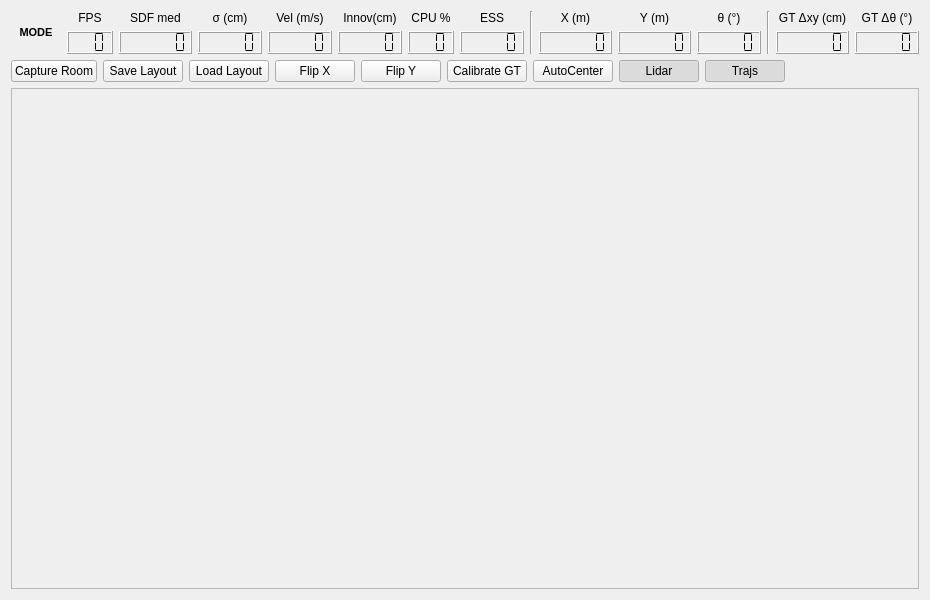
Qt form ainf_slamo/src/mainUI.ui (pbustos/beta-robotica-class) before a commit.
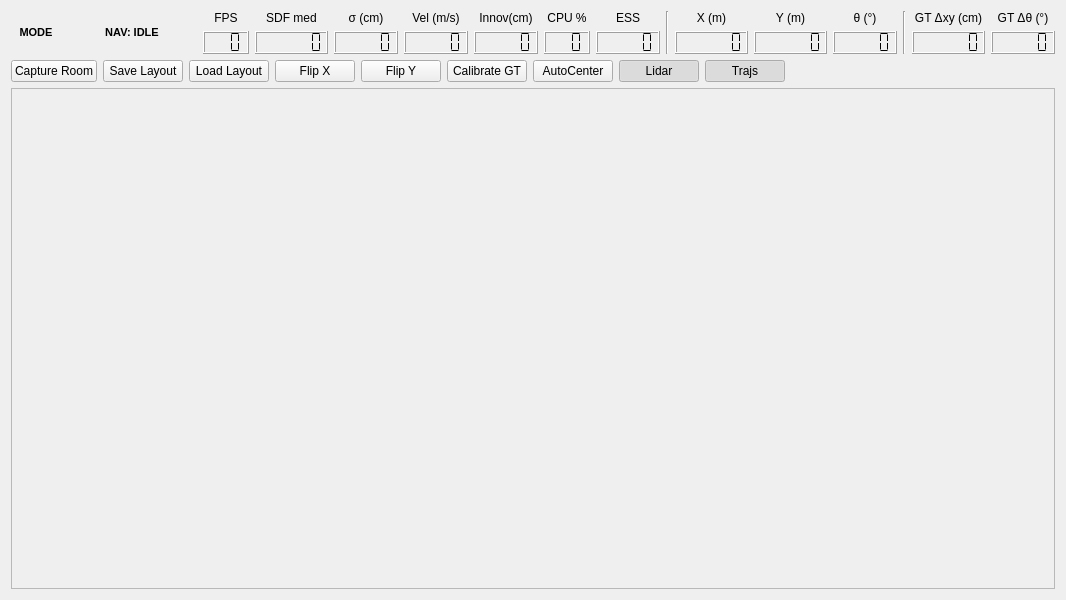
The same form after that commit.

What changed in the file:
```diff
--- a/ainf_slamo/src/mainUI.ui
+++ b/ainf_slamo/src/mainUI.ui
@@ -42,6 +42,29 @@
          </property>
         </widget>
        </item>
+        <item>
+         <widget class="QLabel" name="label_navStatus">
+          <property name="text">
+           <string>NAV: IDLE</string>
+          </property>
+          <property name="alignment">
+           <set>Qt::AlignCenter</set>
+          </property>
+          <property name="minimumSize">
+           <size>
+            <width>130</width>
+            <height>0</height>
+           </size>
+          </property>
+          <property name="font">
+           <font>
+            <pointsize>8</pointsize>
+            <weight>75</weight>
+            <bold>true</bold>
+           </font>
+          </property>
+         </widget>
+        </item>
        <item>
         <layout class="QVBoxLayout" name="verticalLayout_fps">
          <item>
```
